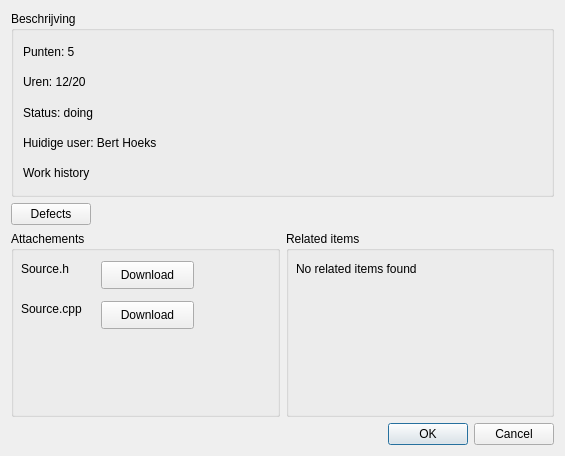
Qt form View/sbi.ui (Roconda/Scrumboard) before a commit.
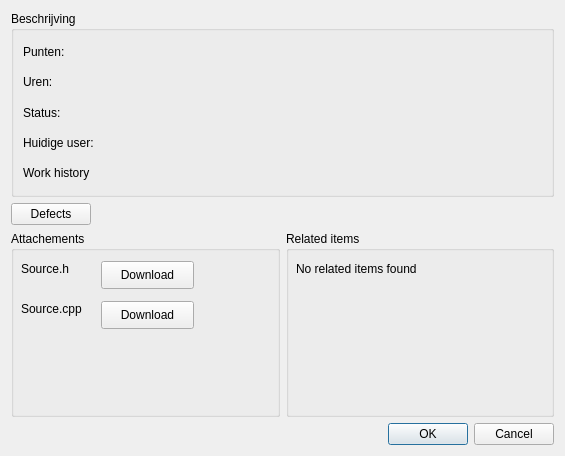
The same form after that commit.

What changed in the file:
```diff
--- a/View/sbi.ui
+++ b/View/sbi.ui
@@ -23,28 +23,28 @@
       <item>
        <widget class="QLabel" name="label">
         <property name="text">
-         <string>Punten: 5</string>
+         <string>Punten:</string>
         </property>
        </widget>
       </item>
       <item>
        <widget class="QLabel" name="label_2">
         <property name="text">
-         <string>Uren: 12/20</string>
+         <string>Uren:</string>
         </property>
        </widget>
       </item>
       <item>
        <widget class="QLabel" name="label_3">
         <property name="text">
-         <string>Status: doing</string>
+         <string>Status:</string>
         </property>
        </widget>
       </item>
       <item>
        <widget class="QLabel" name="label_4">
         <property name="text">
-         <string>Huidige user: Bert Hoeks</string>
+         <string>Huidige user:</string>
         </property>
        </widget>
       </item>
```
Left out of the diff: 11 changed lines with no effect on the pictures.
